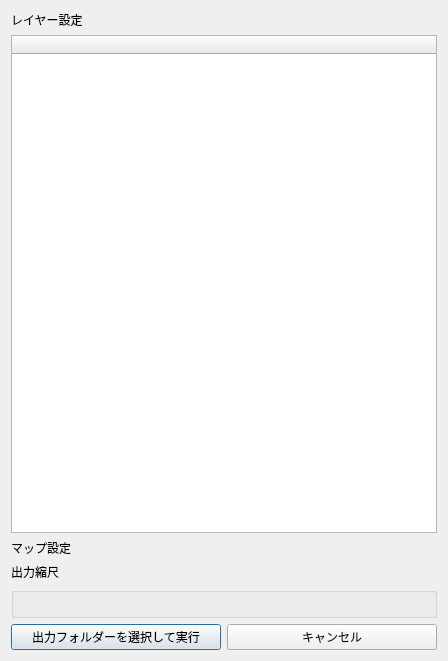
First picture: the form in ui/main_dialog.ui, repository MIERUNE/qgis-plugx-plugin, before the edit.
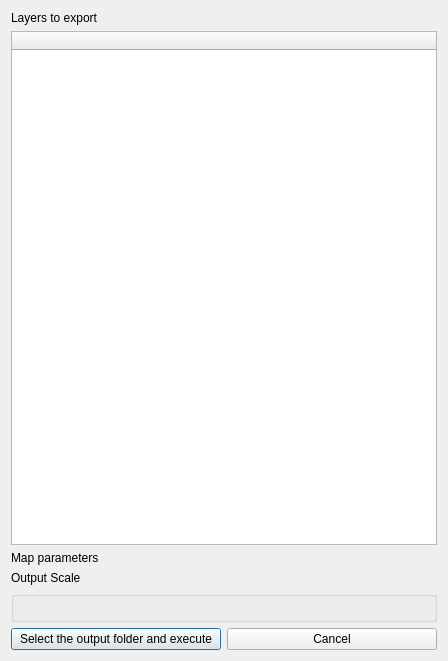
Second picture: the form after the edit. Custom widgets are drawn as their Qt base class.

Patch:
```diff
--- a/ui/main_dialog.ui
+++ b/ui/main_dialog.ui
@@ -17,7 +17,7 @@
    <item>
     <widget class="QLabel" name="label">
      <property name="text">
-      <string>レイヤー設定</string>
+      <string>Layers to export</string>
      </property>
     </widget>
    </item>
@@ -39,7 +39,7 @@
    <item>
     <widget class="QLabel" name="label_2">
      <property name="text">
-      <string>マップ設定</string>
+      <string>Map parameters</string>
      </property>
     </widget>
    </item>
@@ -48,7 +48,7 @@
      <item>
       <widget class="QLabel" name="label_scale">
        <property name="text">
-        <string>出力縮尺</string>
+        <string>Output Scale</string>
        </property>
       </widget>
      </item>
@@ -70,14 +70,14 @@
      <item>
       <widget class="QPushButton" name="pushButton_run">
        <property name="text">
-        <string>出力フォルダーを選択して実行</string>
+        <string>Select the output folder and execute</string>
        </property>
       </widget>
      </item>
      <item>
       <widget class="QPushButton" name="pushButton_cancel">
        <property name="text">
-        <string>キャンセル</string>
+        <string>Cancel</string>
        </property>
       </widget>
      </item>
```
